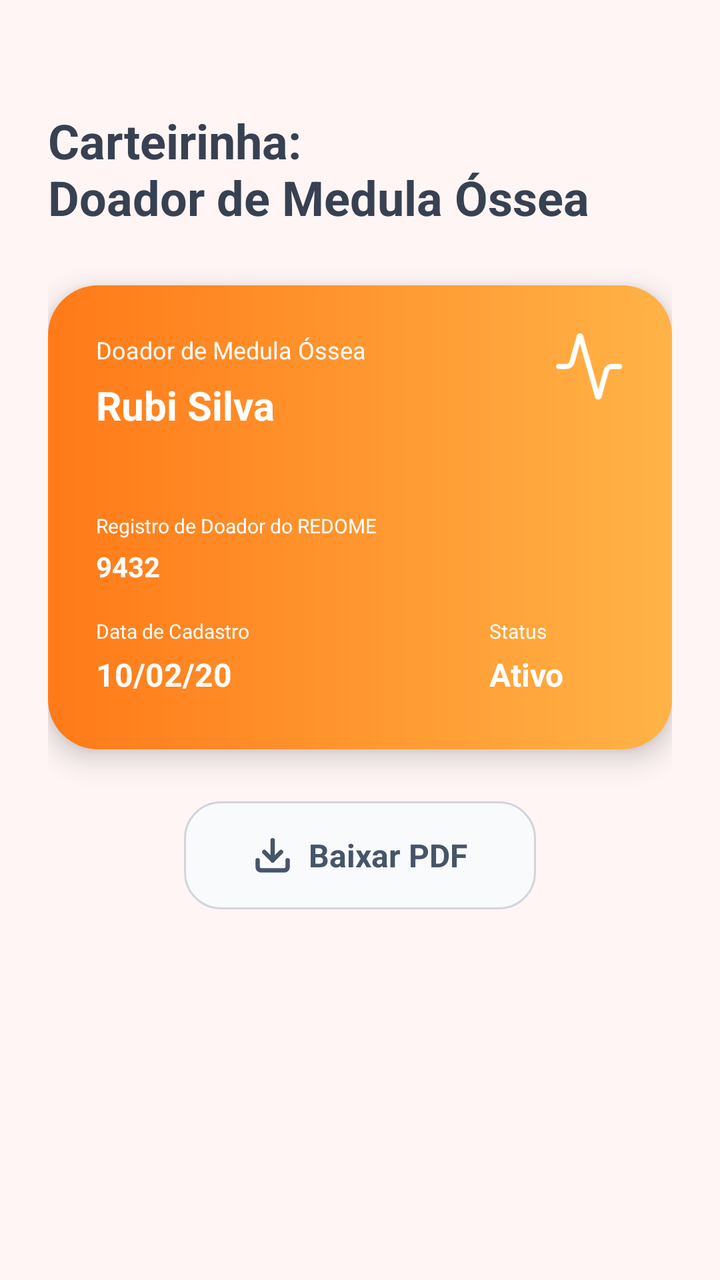
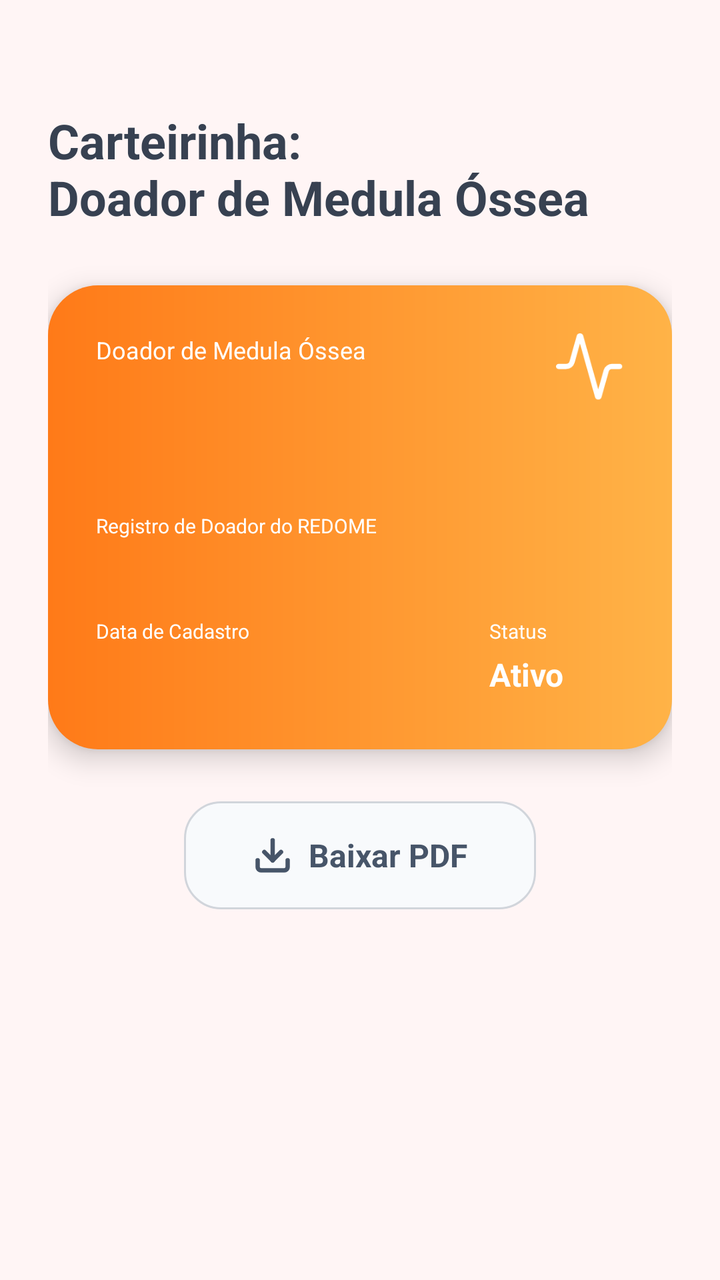

Two renders of the same Android screen: before a commit and after it. Below are the layout's source before the change and the commit's diff.
<!-- AndroidManifest.xml: application theme Theme.Hemo_Conecta -->
<!-- res/layout/fragment_carteirinha_medula.xml -->
<?xml version="1.0" encoding="utf-8"?>
<androidx.constraintlayout.widget.ConstraintLayout
    xmlns:android="http://schemas.android.com/apk/res/android"
    xmlns:app="http://schemas.android.com/apk/res-auto"
    android:layout_width="match_parent"
    android:layout_height="match_parent"
    android:background="@color/background">

    <ScrollView
        android:layout_width="0dp"
        android:layout_height="match_parent"
        app:layout_constraintTop_toTopOf="parent"
        app:layout_constraintBottom_toTopOf="parent"
        app:layout_constraintStart_toStartOf="parent"
        app:layout_constraintEnd_toEndOf="parent"
        android:padding="24dp">

        <LinearLayout
            android:layout_width="match_parent"
            android:layout_height="wrap_content"
            android:orientation="vertical">

            
            <LinearLayout
                android:layout_width="match_parent"
                android:layout_height="wrap_content"
                android:gravity="center_vertical"
                android:orientation="horizontal"
                android:layout_marginTop="30dp"
                android:layout_marginBottom="28dp">

                <TextView
                    android:layout_width="match_parent"
                    android:layout_height="wrap_content"
                    android:text="@string/title_carteirinha_medula"
                    android:textColor="@color/text_title"
                    android:textSize="24sp"
                    android:textStyle="bold" />

            </LinearLayout>

            
            <LinearLayout
                android:id="@+id/cardCarteirinha"
                android:layout_width="match_parent"
                android:layout_height="232dp"
                android:background="@drawable/bg_card_yellow_gradient"
                android:elevation="8dp"
                android:orientation="vertical"
                android:padding="24dp"
                >

                
                <LinearLayout
                    android:layout_width="match_parent"
                    android:layout_height="wrap_content"
                    android:orientation="horizontal"
                    android:layout_marginBottom="40dp">

                    <LinearLayout
                        android:layout_width="0dp"
                        android:layout_height="wrap_content"
                        android:layout_weight="1"
                        android:orientation="vertical">

                        <TextView
                            android:layout_width="wrap_content"
                            android:layout_height="wrap_content"
                            android:text="@string/doador_medula"
                            android:textColor="@color/white"
                            android:textSize="12sp" />

                        <TextView
                            android:id="@+id/tv_nome"
                            android:layout_width="wrap_content"
                            android:layout_height="wrap_content"
                            android:layout_marginTop="6dp"
                            android:text="@string/nome_doador"
                            android:textColor="@color/white"
                            android:textSize="20sp"
                            android:textStyle="bold" />

                    </LinearLayout>

                    <ImageView
                        android:layout_width="34dp"
                        android:layout_height="34dp"
                        android:src="@drawable/ic_heartbeat"
                        app:tint="@color/white" />

                </LinearLayout>

                
                <TextView
                    android:layout_width="wrap_content"
                    android:layout_height="wrap_content"
                    android:text="@string/registro_redome"
                    android:textColor="@color/white"
                    android:textSize="10sp" />

                <TextView
                    android:id="@+id/tv_rg_valor"
                    android:layout_width="wrap_content"
                    android:layout_height="wrap_content"
                    android:layout_marginTop="4dp"
                    android:text="@string/numero_redome"
                    android:textColor="@color/white"
                    android:textSize="14sp"
                    android:textStyle="bold" />

                
                <LinearLayout
                    android:layout_width="match_parent"
                    android:layout_height="wrap_content"
                    android:layout_marginTop="16dp"
                    android:orientation="horizontal">

                    
                    <LinearLayout
                        android:layout_width="0dp"
                        android:layout_height="wrap_content"
                        android:layout_weight="1"
                        android:orientation="vertical">

                        <TextView
                            android:layout_width="wrap_content"
                            android:layout_height="wrap_content"
                            android:text="@string/data_cadastro"
                            android:textColor="@color/white"
                            android:textSize="10sp" />

                        <TextView
                            android:id="@+id/tv_data"
                            android:layout_width="wrap_content"
                            android:layout_height="wrap_content"
                            android:layout_marginTop="4dp"
                            android:text="@string/data_doador_medula"
                            android:textColor="@color/white"
                            android:textSize="16sp"
                            android:textStyle="bold" />

                    </LinearLayout>

                    
                    <LinearLayout
                        android:layout_width="wrap_content"
                        android:layout_height="wrap_content"
                        android:layout_marginEnd="30dp"
                        android:orientation="vertical">

                        <TextView
                            android:layout_width="wrap_content"
                            android:layout_height="wrap_content"
                            android:text="@string/status"
                            android:textColor="@color/white"
                            android:textSize="10sp" />

                        <TextView
                            android:id="@+id/tv_tipo_sanguineo"
                            android:layout_width="wrap_content"
                            android:layout_height="wrap_content"
                            android:layout_marginTop="4dp"
                            android:text="@string/status_doador"
                            android:textColor="@color/white"
                            android:textSize="16sp"
                            android:textStyle="bold" />

                    </LinearLayout>


                </LinearLayout>

            </LinearLayout>

            
            <LinearLayout
                android:id="@+id/btnBaixarPdf"
                android:layout_width="176dp"
                android:layout_height="54dp"
                android:layout_gravity="center"
                android:layout_marginTop="26dp"
                android:background="@drawable/bg_button_pdf"
                android:gravity="center"
                android:orientation="horizontal">

                <ImageView
                    android:layout_width="20dp"
                    android:layout_height="20dp"
                    android:layout_marginEnd="8dp"
                    android:src="@drawable/ic_download"
                    app:tint="@color/text_button" />

                <TextView
                    android:layout_width="wrap_content"
                    android:layout_height="wrap_content"
                    android:text="@string/baixar_pdf"
                    android:textColor="@color/text_button"
                    android:textSize="16sp"
                    android:textStyle="bold" />

            </LinearLayout>
        </LinearLayout>
    </ScrollView>
</androidx.constraintlayout.widget.ConstraintLayout>
<!-- resources referenced by this layout -->
<resources>
  <color name="background">#FFF5F5</color>
  <color name="text_button">#475569</color>
  <color name="text_title">#374151</color>
  <color name="white">#FFFFFF</color>
  <!-- drawable bg_button_pdf (drawable) -->
  <?xml version="1.0" encoding="utf-8"?>
  <shape xmlns:android="http://schemas.android.com/apk/res/android">
  
      <solid android:color="@color/button_background"/>
  
      <corners android:radius="18dp"/>
  
      <stroke
          android:width="1dp"
          android:color="@color/button_border"/>
  
  </shape>
  <!-- drawable bg_card_yellow_gradient (drawable) -->
  <?xml version="1.0" encoding="utf-8"?>
  <shape xmlns:android="http://schemas.android.com/apk/res/android">
  
      <corners android:radius="25dp" />
  
      <gradient
          android:angle="0"
          android:startColor="@color/card_yellow_start"
          android:endColor="@color/card_yellow_end" />
  
  </shape>
  <!-- drawable ic_download (drawable) -->
  <vector xmlns:android="http://schemas.android.com/apk/res/android"
      android:width="18dp"
      android:height="18dp"
      android:viewportWidth="18"
      android:viewportHeight="18">
    <path
        android:pathData="M9,11.25V2.25"
        android:strokeLineJoin="round"
        android:strokeWidth="2"
        android:fillColor="#00000000"
        android:strokeColor="#334155"
        android:strokeLineCap="round"/>
    <path
        android:pathData="M15.75,11.25V14.25C15.75,15.078 15.078,15.75 14.25,15.75H3.75C2.922,15.75 2.25,15.078 2.25,14.25V11.25"
        android:strokeLineJoin="round"
        android:strokeWidth="2"
        android:fillColor="#00000000"
        android:strokeColor="#334155"
        android:strokeLineCap="round"/>
    <path
        android:pathData="M5.25,7.5L9,11.25L12.75,7.5"
        android:strokeLineJoin="round"
        android:strokeWidth="2"
        android:fillColor="#00000000"
        android:strokeColor="#334155"
        android:strokeLineCap="round"/>
  </vector>
  <!-- drawable ic_heartbeat (drawable) -->
  <vector xmlns:android="http://schemas.android.com/apk/res/android"
      android:width="26dp"
      android:height="26dp"
      android:viewportWidth="26"
      android:viewportHeight="26">
    <path
        android:pathData="M24.33,12.665H21.437C20.389,12.663 19.469,13.359 19.186,14.368L16.444,24.12C16.408,24.244 16.294,24.33 16.164,24.33C16.035,24.33 15.921,24.244 15.884,24.12L9.445,1.21C9.409,1.086 9.295,1 9.165,1C9.036,1 8.922,1.086 8.886,1.21L6.144,10.962C5.863,11.967 4.948,12.662 3.905,12.665H1"
        android:strokeLineJoin="round"
        android:strokeWidth="2"
        android:fillColor="#00000000"
        android:strokeColor="#ffffff"
        android:strokeLineCap="round"/>
  </vector>
  <string name="baixar_pdf">Baixar PDF</string>
  <string name="data_cadastro">Data de Cadastro</string>
  <string name="data_doador_medula">10/02/20</string>
  <string name="doador_medula">Doador de Medula Óssea</string>
  <string name="nome_doador">Rubi Silva</string>
  <string name="numero_redome">9432</string>
  <string name="registro_redome">Registro de Doador do REDOME</string>
  <string name="status">Status</string>
  <string name="status_doador">Ativo</string>
  <string name="title_carteirinha_medula">Carteirinha:\nDoador de Medula Óssea</string>
  <style name="Theme.Hemo_Conecta" parent="Base.Theme.Hemo_Conecta" />
  <color name="button_background">#F8FAFC</color>
  <color name="button_border">#D1D5DB</color>
  <color name="card_yellow_start">#FF7A18</color>
  <color name="card_yellow_end">#FFB347</color>
  <style name="Base.Theme.Hemo_Conecta" parent="Theme.Material3.DayNight.NoActionBar">
          
          
      </style>
</resources>

<!-- the commit's change to res/layout/fragment_carteirinha_medula.xml (unified diff, before → after) -->
@@ -71,11 +71,11 @@
                             android:textSize="12sp" />
 
                         <TextView
-                            android:id="@+id/tv_nome"
+                            android:id="@+id/nomeUsuario"
                             android:layout_width="wrap_content"
                             android:layout_height="wrap_content"
                             android:layout_marginTop="6dp"
-                            android:text="@string/nome_doador"
+                            android:text=""
                             android:textColor="@color/white"
                             android:textSize="20sp"
                             android:textStyle="bold" />
@@ -99,11 +99,11 @@
                     android:textSize="10sp" />
 
                 <TextView
-                    android:id="@+id/tv_rg_valor"
+                    android:id="@+id/tvCadastroRedome"
                     android:layout_width="wrap_content"
                     android:layout_height="wrap_content"
                     android:layout_marginTop="4dp"
-                    android:text="@string/numero_redome"
+                    android:text=""
                     android:textColor="@color/white"
                     android:textSize="14sp"
                     android:textStyle="bold" />
@@ -130,11 +130,11 @@
                             android:textSize="10sp" />
 
                         <TextView
-                            android:id="@+id/tv_data"
+                            android:id="@+id/tvDataRedome"
                             android:layout_width="wrap_content"
                             android:layout_height="wrap_content"
                             android:layout_marginTop="4dp"
-                            android:text="@string/data_doador_medula"
+                            android:text=""
                             android:textColor="@color/white"
                             android:textSize="16sp"
                             android:textStyle="bold" />
<!-- resource entries referenced after the edit -->
@@ -73,10 +73,7 @@
   </vector>
   <string name="baixar_pdf">Baixar PDF</string>
   <string name="data_cadastro">Data de Cadastro</string>
-  <string name="data_doador_medula">10/02/20</string>
   <string name="doador_medula">Doador de Medula Óssea</string>
-  <string name="nome_doador">Rubi Silva</string>
-  <string name="numero_redome">9432</string>
   <string name="registro_redome">Registro de Doador do REDOME</string>
   <string name="status">Status</string>
   <string name="status_doador">Ativo</string>
